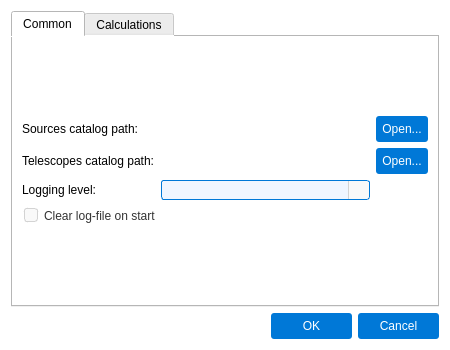
This is pastrocore/gui_pyside/dialog_preferences.ui in Torward1024/pAstroCORE as Qt 5 draws it before an edit. The edited form follows.
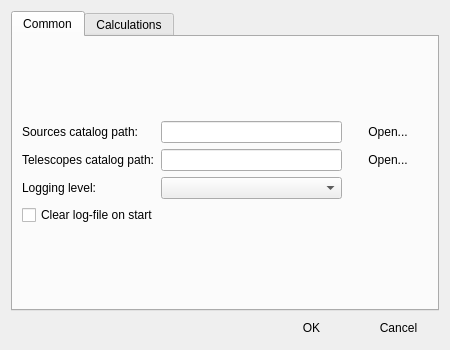
This is the edited form. Icons and pictures are not drawn.

Diff of the .ui file:
```diff
--- a/pastrocore/gui_pyside/dialog_preferences.ui
+++ b/pastrocore/gui_pyside/dialog_preferences.ui
@@ -38,9 +38,6 @@
    <iconset resource="../gui/icons/icons.qrc">
     <normaloff>:/icons/preferences.svg</normaloff>:/icons/preferences.svg</iconset>
   </property>
-  <property name="styleSheet">
-   <string notr="true">background-color: #ffffff; font-family: Arial;</string>
-  </property>
   <property name="modal">
    <bool>true</bool>
   </property>
@@ -72,23 +69,6 @@
          </item>
          <item row="0" column="2">
           <widget class="QPushButton" name="openSourcesCatalogButton">
-           <property name="styleSheet">
-            <string notr="true">QPushButton {
-    background-color: #0078d7;
-    color: #ffffff;
-    padding: 6px;
-    border-radius: 3px;
-    border: none;
-}
-QPushButton:hover {
-    background-color: #1a8cff; /* Светлее при наведении */
-}
-QPushButton:pressed {
-    background-color: #005bb5; /* Темнее при нажатии */
-    padding-top: 7px; /* Легкое смещение вниз для эффекта &quot;продавливания&quot; */
-    padding-bottom: 5px;
-}</string>
-           </property>
            <property name="text">
             <string>Open...</string>
            </property>
@@ -102,31 +82,7 @@
          </item>
          <item row="0" column="1">
           <widget class="QLineEdit" name="sourcesCatalogPath">
-           <property name="styleSheet">
-            <string notr="true">QLineEdit {
-    font-family: Arial;
-    font-size: 9pt;
-    color: #333333;
-    padding: 1px;
-    border-radius: 3px;
-}
-QLineEdit[readOnly=&quot;true&quot;] {
-    border: 1px solid #d3d3d3;
-    background-color: #f9f9f9;
-}
-QLineEdit[readOnly=&quot;false&quot;] {
-    border: 1px solid #0078d7;
-    background-color: #f0f6ff;
-}
-QLineEdit[readOnly=&quot;false&quot;]:hover {
-    border: 1px solid #1a8cff;
-}
-QLineEdit[readOnly=&quot;false&quot;]:focus {
-    border: 1px solid #005bb5;
-    background-color: #ffffff;
-}</string>
-           </property>
-          </widget>
+           </widget>
          </item>
          <item row="0" column="0">
           <widget class="QLabel" name="lbl_sources_catalog_path">
@@ -143,23 +99,6 @@
          </item>
          <item row="1" column="2">
           <widget class="QPushButton" name="openTelescopesCatalogButton">
-           <property name="styleSheet">
-            <string notr="true">QPushButton {
-    background-color: #0078d7;
-    color: #ffffff;
-    padding: 6px;
-    border-radius: 3px;
-    border: none;
-}
-QPushButton:hover {
-    background-color: #1a8cff; /* Светлее при наведении */
-}
-QPushButton:pressed {
-    background-color: #005bb5; /* Темнее при нажатии */
-    padding-top: 7px; /* Легкое смещение вниз для эффекта &quot;продавливания&quot; */
-    padding-bottom: 5px;
-}</string>
-           </property>
            <property name="text">
             <string>Open...</string>
            </property>
@@ -173,118 +112,11 @@
          </item>
          <item row="2" column="1">
           <widget class="QComboBox" name="comboLogging">
-           <property name="styleSheet">
-            <string notr="true">QComboBox {
-    font-family: Arial;
-    font-size: 9pt;
-    color: #333333;
-    padding: 1px;
-    border-radius: 3px;
-    background-color: #f9f9f9; /* Базовый фон, как у readOnly QLineEdit */
-    border: 1px solid #d3d3d3; /* Базовая граница, как у readOnly QLineEdit */
-}
-
-QComboBox:editable {
-    background-color: #f0f6ff; /* Фон для редактируемого состояния, как у readOnly=&quot;false&quot; */
-    border: 1px solid #0078d7; /* Граница для редактируемого состояния */
-}
-
-QComboBox:editable:hover {
-    border: 1px solid #1a8cff; /* Граница при наведении, как у readOnly=&quot;false&quot;:hover */
-}
-
-QComboBox:editable:focus {
-    border: 1px solid #005bb5; /* Граница при фокусе, как у readOnly=&quot;false&quot;:focus */
-    background-color: #ffffff; /* Фон при фокусе, как у readOnly=&quot;false&quot;:focus */
-}
-
-QComboBox:!editable {
-    background-color: #f0f6ff; /* Фон для редактируемого состояния, как у readOnly=&quot;false&quot; */
-    border: 1px solid #0078d7; /* Граница для редактируемого состояния */
-}
-
-QComboBox:!editable:hover {
-    border: 1px solid #1a8cff; /* Граница при наведении, как у readOnly=&quot;false&quot;:hover */
-}
-
-QComboBox:!editable:focus {
-    border: 1px solid #005bb5; /* Граница при фокусе, как у readOnly=&quot;false&quot;:focus */
-    background-color: #ffffff; /* Фон при фокусе, как у readOnly=&quot;false&quot;:focus */
-}
-
-/* Стилизация кнопки со стрелкой */
-QComboBox::drop-down {
-    subcontrol-origin: padding;
-    subcontrol-position: right;
-    width: 20px;
-    border-left: 1px solid #d3d3d3; /* Добавлена граница для визуального разделения */
-    border-top-right-radius: 3px;
-    border-bottom-right-radius: 3px;
-    background-color: #f9f9f9; /* Фон кнопки, совпадающий с основным */
-}
-
-QComboBox::drop-down:hover {
-    background-color: #0078d7; /* Лёгкое выделение при наведении */
-}
-
-QComboBox::down-arrow {
-    width: 12px;
-    height: 12px;
-    /* Стандартная стрелка Qt, если нет иконки */
-    /* Если есть иконка, раскомментируйте: */
-    image: url(:/icons/down_arrow_icon.svg);
-}
-
-/* Стилизация выпадающего списка */
-QComboBox QAbstractItemView {
-    font-family: Arial;
-    font-size: 12pt;
-    color: #333333;
-    background-color: #ffffff;
-    border: 1px solid #d3d3d3;
-    selection-background-color: #0078d7;
-    selection-color: #ffffff;
-    padding: 1px;
-}
-
-QComboBox QAbstractItemView::item {
-    padding: 4px;
-    min-height: 20px;
-}
-
-QComboBox QAbstractItemView::item:hover {
-    background-color: #0078d7;
-}</string>
-           </property>
-          </widget>
+           </widget>
          </item>
          <item row="1" column="1">
           <widget class="QLineEdit" name="telescopesCatalogPath">
-           <property name="styleSheet">
-            <string notr="true">QLineEdit {
-    font-family: Arial;
-    font-size: 9pt;
-    color: #333333;
-    padding: 1px;
-    border-radius: 3px;
-}
-QLineEdit[readOnly=&quot;true&quot;] {
-    border: 1px solid #d3d3d3;
-    background-color: #f9f9f9;
-}
-QLineEdit[readOnly=&quot;false&quot;] {
-    border: 1px solid #0078d7;
-    background-color: #f0f6ff;
-}
-QLineEdit[readOnly=&quot;false&quot;]:hover {
-    border: 1px solid #1a8cff;
-}
-QLineEdit[readOnly=&quot;false&quot;]:focus {
-    border: 1px solid #005bb5;
-    background-color: #ffffff;
-}</string>
-           </property>
-          </widget>
+           </widget>
          </item>
          <item row="2" column="0">
           <widget class="QLabel" name="labelLogging">
@@ -295,85 +127,6 @@
          </item>
          <item row="3" column="0" colspan="3">
           <widget class="QCheckBox" name="chkClearLog">
-           <property name="styleSheet">
-            <string notr="true">/* Основной стиль QCheckBox */
-QCheckBox {
-    font-family: Arial;
-    font-size: 9pt;
-    color: #333333;
-    spacing: 6px;
-    padding: 2px;
-    outline: none;
-}
-
-QCheckBox::item {
-    padding: 2px;
-}
-
-/* Индикатор чекбокса */
-QCheckBox::indicator {
-    width: 12px;
-    height: 12px;
-    border-radius: 3px;
-    border: 1px solid #d3d3d3;
-    background-color: #f9f9f9;
-}
-
-/* Unchecked состояние */
-QCheckBox::indicator:unchecked {
-    border: 1px solid #d3d3d3;
-    background-color: #f9f9f9;
-    image: none;
-}
-
-QCheckBox::indicator:unchecked:hover {
-    border: 1px solid #1a8cff;
-    background-color: #f0f6ff;
-    image: none;
-}
-
-QCheckBox::indicator:unchecked:focus {
-    border: 1px solid #005bb5;
-    background-color: #f0f6ff;
-    image: none;
-}
-
-/* Checked состояние - БЕЛЫЙ ФОН, стандартная граница */
-QCheckBox::indicator:checked {
-    border: 1px solid #0078d7;
-    background-color: #ffffff; /* Белый фон */
-    image: url(:/icons/check_icon.svg);
-}
-
-QCheckBox::indicator:checked:hover {
-    border: 1px solid #1a8cff; /* Стандартная толщина */
-    background-color: #ffffff; /* Белый фон */
-    image: url(:/icons/check_icon_hover.svg);
-}
-
-QCheckBox::indicator:checked:focus {
-    border: 1px solid #005bb5; /* Стандартная толщина */
-    background-color: #ffffff; /* Белый фон */
-    image: url(:/icons/check_icon.svg);
-}
-
-/* Disabled состояния */
-QCheckBox::indicator:unchecked:disabled {
-    border: 1px solid #e0e0e0;
-    background-color: #f5f5f5;
-    image: none;
-}
-
-QCheckBox::indicator:checked:disabled {
-    border: 1px solid #cccccc;
-    background-color: #f0f0f0; /* Светло-серый фон */
-    image: url(:/icons/check_icon_disabled.svg);
-}
-
-QCheckBox:disabled {
-    color: #999999;
-}</string>
-           </property>
            <property name="text">
             <string>Clear log-file on start</string>
            </property>
@@ -520,23 +273,6 @@
    </item>
    <item row="5" column="4">
     <widget class="QPushButton" name="cancelButton">
-     <property name="styleSheet">
-      <string notr="true">QPushButton {
-    background-color: #0078d7;
-    color: #ffffff;
-    padding: 6px;
-    border-radius: 3px;
-    border: none;
-}
-QPushButton:hover {
-    background-color: #1a8cff; /* Светлее при наведении */
-}
-QPushButton:pressed {
-    background-color: #005bb5; /* Темнее при нажатии */
-    padding-top: 7px; /* Легкое смещение вниз для эффекта &quot;продавливания&quot; */
-    padding-bottom: 5px;
-}</string>
-     </property>
      <property name="text">
       <string>Cancel</string>
      </property>
@@ -550,23 +286,6 @@
    </item>
    <item row="5" column="3">
     <widget class="QPushButton" name="okButton">
-     <property name="styleSheet">
-      <string notr="true">QPushButton {
-    background-color: #0078d7;
-    color: #ffffff;
-    padding: 6px;
-    border-radius: 3px;
-    border: none;
-}
-QPushButton:hover {
-    background-color: #1a8cff; /* Светлее при наведении */
-}
-QPushButton:pressed {
-    background-color: #005bb5; /* Темнее при нажатии */
-    padding-top: 7px; /* Легкое смещение вниз для эффекта &quot;продавливания&quot; */
-    padding-bottom: 5px;
-}</string>
-     </property>
      <property name="text">
       <string>OK</string>
      </property>
```
Left out of the diff: 76 changed lines with no effect on the pictures.
